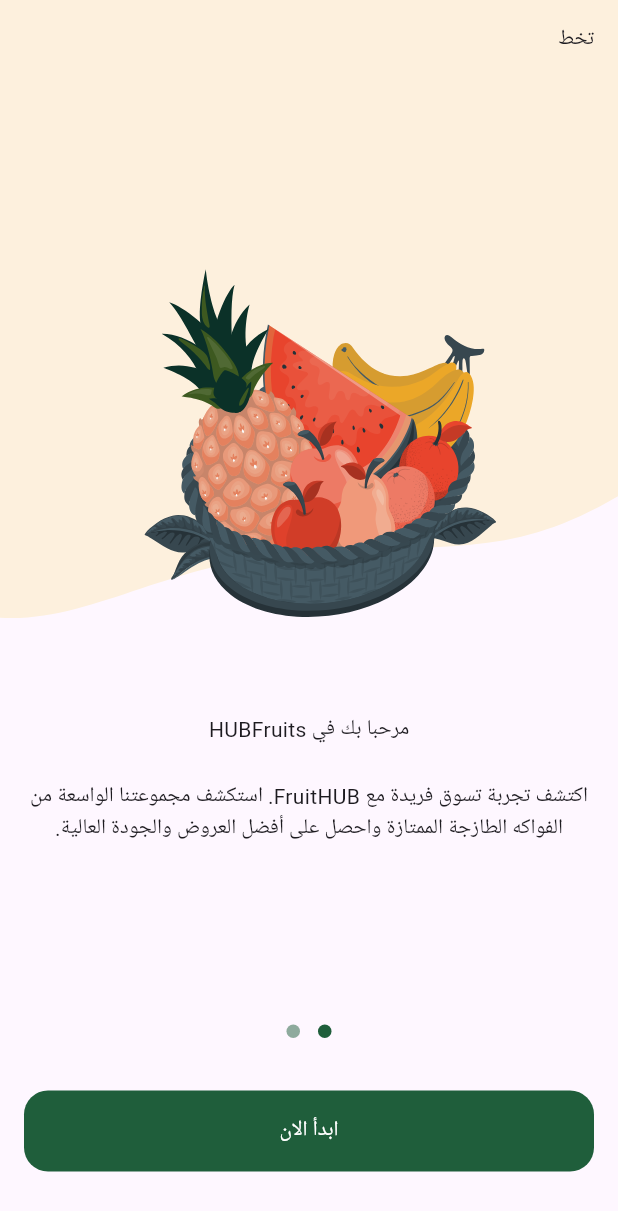
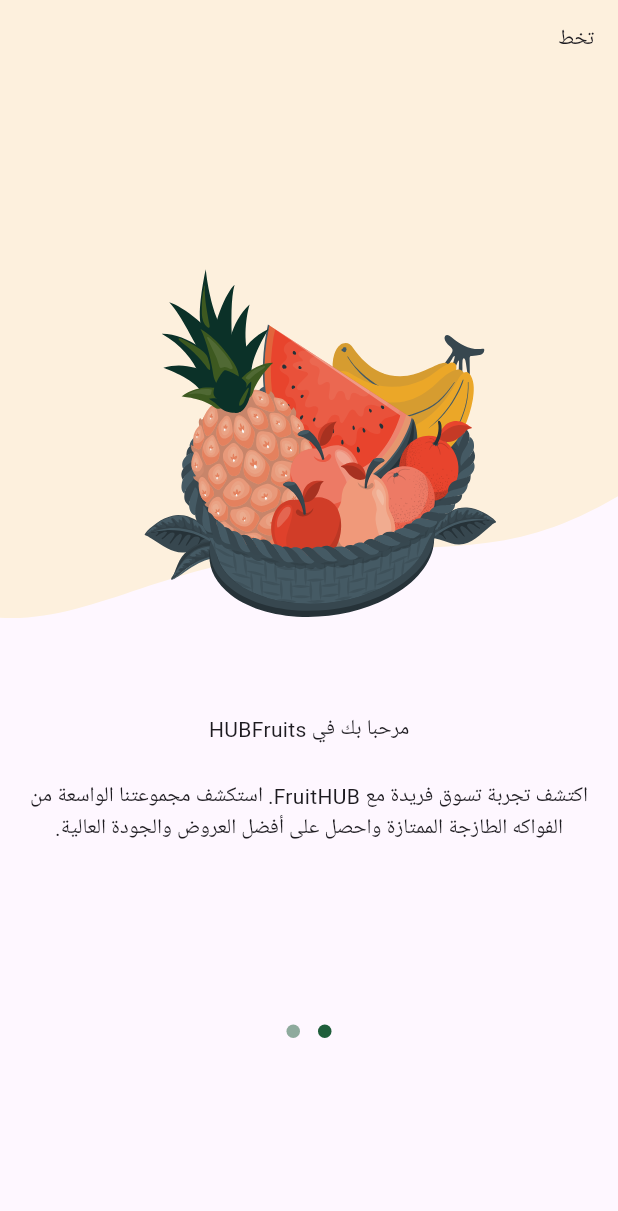
Before and after one commit to ftoome545/fruits_app, a Flutter app: the OnBoardingView screen opened by its route, after a tap on "ابدأ الان", on a phone screen of 412 x 824 dp. Shown: the top 1211 px of the screen. Run offline on Flutter 3.47's test engine with Material 3 defaults, Android fonts, the phone set to English and light mode, and no system bars; drawn by our look-alikes of dots_indicator; our stand-ins replace flutter_svg.

Commit message:
Add the logic part to the OnBoarding screens

```diff
--- a/lib/features/onBoarding/persentation/view/widgets/on_boarding_page_view.dart
+++ b/lib/features/onBoarding/persentation/view/widgets/on_boarding_page_view.dart
@@ -5,18 +5,25 @@ import 'package:fruits_hub/features/onBoarding/persentation/view/widgets/page_vi
 class OnBoardingPageView extends StatelessWidget {
   const OnBoardingPageView({
     super.key,
+    required this.pageController,
   });
+
+  final PageController pageController;
 
   @override
   Widget build(BuildContext context) {
     return PageView(
-      children: const <Widget>[
+      controller: pageController,
+      children: <Widget>[
         PageViewItem(
+          isVisible:
+              (pageController.hasClients ? pageController.page!.round() : 0) ==
+                  0,
           image: Assets.imagesPageViewItem1Image,
           backgroundImage: Assets.imagesPageViewItem1BackgroundImage,
           subTitle:
               "اكتشف تجربة تسوق فريدة مع FruitHUB. استكشف مجموعتنا الواسعة من الفواكه الطازجة الممتازة واحصل على أفضل العروض والجودة العالية.",
-          title: Row(
+          title: const Row(
             mainAxisAlignment: MainAxisAlignment.center,
             children: [
               Text("مرحبا بك في "),
@@ -26,6 +33,9 @@ class OnBoardingPageView extends StatelessWidget {
           ),
         ),
         PageViewItem(
+          isVisible:
+              (pageController.hasClients ? pageController.page!.round() : 0) ==
+                  1,
           image: Assets.imagesPageViewItem2Image,
           backgroundImage: Assets.imagesPageViewItem2BackgroundImage,
           subTitle:
--- a/lib/features/onBoarding/persentation/view/widgets/on_boarding_view_body.dart
+++ b/lib/features/onBoarding/persentation/view/widgets/on_boarding_view_body.dart
@@ -5,26 +5,55 @@ import 'package:fruits_hub/core/utils/app_colors.dart';
 import 'package:fruits_hub/core/widgets/custom_button.dart';
 import 'package:fruits_hub/features/onBoarding/persentation/view/widgets/on_boarding_page_view.dart';
 
-class OnBoardingViewBody extends StatelessWidget {
+class OnBoardingViewBody extends StatefulWidget {
   const OnBoardingViewBody({super.key});
+
+  @override
+  State<OnBoardingViewBody> createState() => _OnBoardingViewBodyState();
+}
+
+class _OnBoardingViewBodyState extends State<OnBoardingViewBody> {
+  late PageController pageController;
+  var currentPage = 0;
+
+  @override
+  void initState() {
+    pageController = PageController();
+    pageController.addListener(() {
+      currentPage = pageController.page!.round();
+      setState(() {});
+    });
+    super.initState();
+  }
 
   @override
   Widget build(BuildContext context) {
     return Column(
       children: [
-        const Expanded(child: OnBoardingPageView()),
+        Expanded(
+            child: OnBoardingPageView(
+          pageController: pageController,
+        )),
         DotsIndicator(
           dotsCount: 2,
           decorator: DotsDecorator(
               activeColor: AppColors.primaryColor,
-              color: AppColors.primaryColor.withOpacity(.5)),
+              color: currentPage == 0
+                  ? AppColors.primaryColor.withOpacity(.5)
+                  : AppColors.primaryColor),
         ),
         const SizedBox(
           height: 29,
         ),
-        Padding(
-          padding: const EdgeInsets.symmetric(horizontal: kHorizintalPadding),
-          child: CustomButton(onPressed: () {}, text: "ابدأ الان"),
+        Visibility(
+          visible: currentPage == 0 ? false : true,
+          maintainSize: true,
+          maintainAnimation: true,
+          maintainState: true,
+          child: Padding(
+            padding: const EdgeInsets.symmetric(horizontal: kHorizintalPadding),
+            child: CustomButton(onPressed: () {}, text: "ابدأ الان"),
+          ),
         ),
         const SizedBox(
           height: 43,
--- a/lib/features/onBoarding/persentation/view/widgets/page_view_item.dart
+++ b/lib/features/onBoarding/persentation/view/widgets/page_view_item.dart
@@ -7,11 +7,13 @@ class PageViewItem extends StatelessWidget {
       required this.image,
       required this.backgroundImage,
       required this.subTitle,
-      required this.title});
+      required this.title,
+      required this.isVisible});
 
   final String image, backgroundImage;
   final String subTitle;
   final Widget title;
+  final bool isVisible;
 
   @override
   Widget build(BuildContext context) {
@@ -29,9 +31,12 @@ class PageViewItem extends StatelessWidget {
               )),
               Positioned(
                   bottom: 0, left: 0, right: 0, child: SvgPicture.asset(image)),
-              const Padding(
-                padding: EdgeInsets.all(16),
-                child: Text("تخط"),
+              Visibility(
+                visible: isVisible,
+                child: const Padding(
+                  padding: EdgeInsets.all(16),
+                  child: Text("تخط"),
+                ),
               ),
             ],
           ),
```
